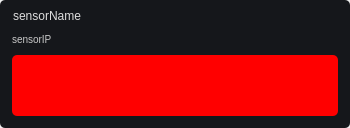
Before: the Qt Designer form tileSensorTemplate.ui in marinarasauced/mess2_app, drawn with Qt 5.
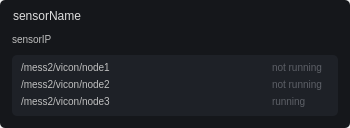
After: the same form once the commit is applied. Icons and pictures are not drawn.

Commit message: added sensor tile loading/deloading logic for switching experiment file; updated layouts for ugvs and uavs tabs

What changed in the file:
```diff
--- a/tileSensorTemplate.ui
+++ b/tileSensorTemplate.ui
@@ -42,8 +42,33 @@
 background-position: center;
 }
 #sensorIP {
-color: rgb(201, 201, 201) !important;
+color: rgb(191, 191, 191) !important;
 font-size: 10px !important;
+}
+#sensorNodes {
+background-color: rgb(30, 33, 39);
+}
+#sensorNodes QFrame {
+background-color: transparent;
+font-size: 10px;
+}
+#nodeName1 {
+color: rgb(191, 191, 191);
+}
+#nodeName2 {
+color: rgb(191, 191, 191);
+}
+#nodeName3 {
+color: rgb(191, 191, 191);
+}
+#nodeStatus1 {
+color: rgb(92, 95, 102);
+}
+#nodeStatus2 {
+color: rgb(92, 95, 102);
+}
+#nodeStatus3 {
+color: rgb(92, 95, 102);
 }</string>
   </property>
   <layout class="QVBoxLayout" name="verticalLayout">
@@ -222,7 +247,7 @@
           </widget>
          </item>
          <item>
-          <widget class="QFrame" name="frame_2">
+          <widget class="QFrame" name="sensorNodes">
            <property name="sizePolicy">
             <sizepolicy hsizetype="Expanding" vsizetype="Expanding">
              <horstretch>0</horstretch>
@@ -230,7 +255,7 @@
             </sizepolicy>
            </property>
            <property name="styleSheet">
-            <string notr="true">background-color: rgb(255, 0, 0);</string>
+            <string notr="true"/>
            </property>
            <property name="frameShape">
             <enum>QFrame::StyledPanel</enum>
@@ -238,6 +263,128 @@
            <property name="frameShadow">
             <enum>QFrame::Raised</enum>
            </property>
+           <layout class="QGridLayout" name="gridLayout">
+            <property name="leftMargin">
+             <number>9</number>
+            </property>
+            <property name="topMargin">
+             <number>3</number>
+            </property>
+            <property name="rightMargin">
+             <number>9</number>
+            </property>
+            <property name="bottomMargin">
+             <number>3</number>
+            </property>
+            <property name="horizontalSpacing">
+             <number>6</number>
+            </property>
+            <property name="verticalSpacing">
+             <number>0</number>
+            </property>
+            <item row="2" column="1">
+             <widget class="QLabel" name="nodeStatus3">
+              <property name="maximumSize">
+               <size>
+                <width>16777215</width>
+                <height>16</height>
+               </size>
+              </property>
+              <property name="text">
+               <string>running</string>
+              </property>
+             </widget>
+            </item>
+            <item row="1" column="0">
+             <widget class="QLabel" name="nodeName2">
+              <property name="minimumSize">
+               <size>
+                <width>245</width>
+                <height>0</height>
+               </size>
+              </property>
+              <property name="maximumSize">
+               <size>
+                <width>16777215</width>
+                <height>16</height>
+               </size>
+              </property>
+              <property name="text">
+               <string>/mess2/vicon/node2</string>
+              </property>
+             </widget>
+            </item>
+            <item row="1" column="1">
+             <widget class="QLabel" name="nodeStatus2">
+              <property name="maximumSize">
+               <size>
+                <width>16777215</width>
+                <height>16</height>
+               </size>
+              </property>
+              <property name="text">
+               <string>not running</string>
+              </property>
+             </widget>
+            </item>
+            <item row="0" column="1">
+             <widget class="QLabel" name="nodeStatus1">
+              <property name="maximumSize">
+               <size>
+                <width>16777215</width>
+                <height>16</height>
+               </size>
+              </property>
+              <property name="text">
+               <string>not running</string>
+              </property>
+             </widget>
+            </item>
+            <item row="2" column="0">
+             <widget class="QLabel" name="nodeName3">
+              <property name="sizePolicy">
+               <sizepolicy hsizetype="Preferred" vsizetype="Preferred">
+                <horstretch>0</horstretch>
+                <verstretch>0</verstretch>
+               </sizepolicy>
+              </property>
+              <property name="minimumSize">
+               <size>
+                <width>245</width>
+                <height>0</height>
+               </size>
+              </property>
+              <property name="maximumSize">
+               <size>
+                <width>16777215</width>
+                <height>16</height>
+               </size>
+              </property>
+              <property name="text">
+               <string>/mess2/vicon/node3</string>
+              </property>
+             </widget>
+            </item>
+            <item row="0" column="0">
+             <widget class="QLabel" name="nodeName1">
+              <property name="minimumSize">
+               <size>
+                <width>245</width>
+                <height>0</height>
+               </size>
+              </property>
+              <property name="maximumSize">
+               <size>
+                <width>16777215</width>
+                <height>16</height>
+               </size>
+              </property>
+              <property name="text">
+               <string>/mess2/vicon/node1</string>
+              </property>
+             </widget>
+            </item>
+           </layout>
           </widget>
          </item>
         </layout>
```
The commit also changes 7 other files.
